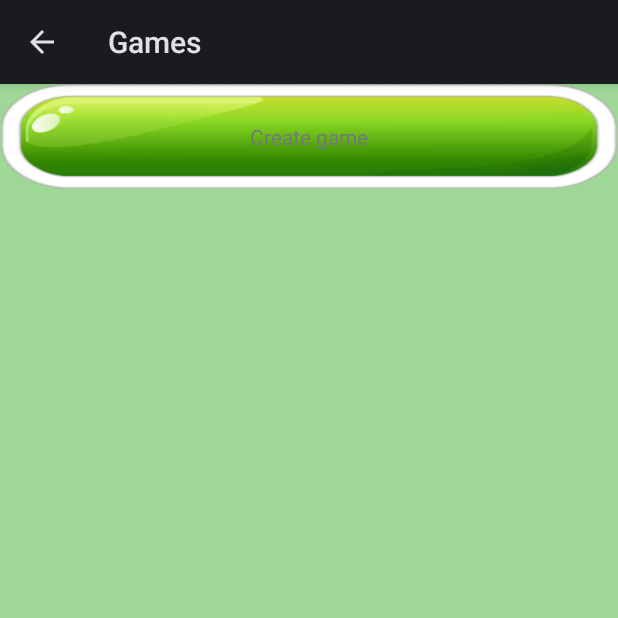
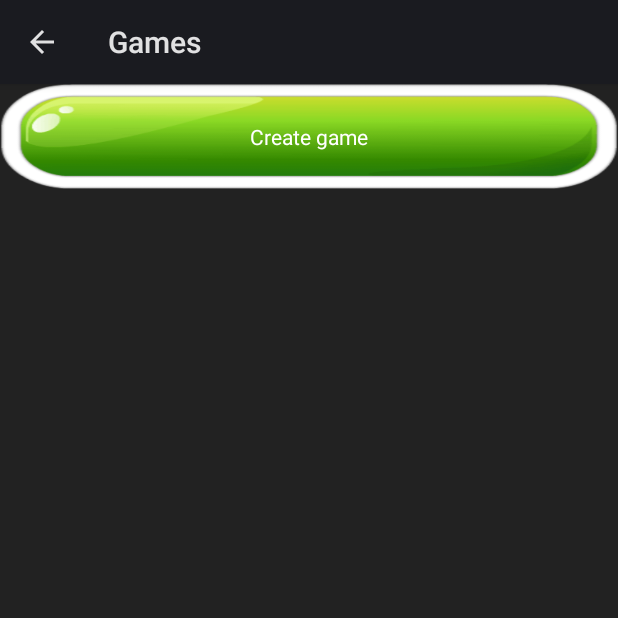
Before and after one commit to Mongolpoly/MyApplication, an Android app: the ListGames screen opened directly, with no data from a screen before it, on a phone screen of 412 x 824 dp, the top half of it. Run offline under Robolectric (Android 15) with nearby library versions, the phone set to English and light mode, and no system bars; 1 statement that could not run was skipped.

Commit message:
Layout changes

```diff
--- a/app/src/main/res/layout/activity_custom_list.xml
+++ b/app/src/main/res/layout/activity_custom_list.xml
@@ -12,7 +12,9 @@
         android:id="@+id/numsala"
         android:layout_width="wrap_content"
         android:layout_height="wrap_content"
-        android:text="" />
+        android:text=""
+        android:visibility="invisible"
+        android:textColor="@color/white"/>
 
     <TextView
         android:id="@+id/jugadores"
@@ -24,7 +26,8 @@
         android:layout_marginBottom="11dp"
         android:layout_marginEnd="12dp"
         android:layout_marginRight="12dp"
-        android:text="TextView" />
+        android:text="TextView"
+        android:textColor="@color/white"/>
 
     <TextView
         android:id="@+id/sala"
@@ -32,12 +35,14 @@
         android:layout_height="wrap_content"
         android:layout_centerHorizontal="true"
         android:layout_centerVertical="true"
-        android:text="TextView" />
+        android:text="TextView"
+        android:textColor="@color/white"/>
 
     <TextView
         android:id="@+id/idsala"
         android:layout_width="wrap_content"
         android:layout_height="wrap_content"
         android:text="TextView"
-        android:visibility="invisible" />
+        android:visibility="invisible"
+        android:textColor="@color/white"/>
 </RelativeLayout>
--- a/app/src/main/res/layout/activity_list_games.xml
+++ b/app/src/main/res/layout/activity_list_games.xml
@@ -2,7 +2,7 @@
     android:layout_width="match_parent"
     android:layout_height="match_parent"
     android:orientation="vertical"
-    android:background="@color/lightgreen">
+    android:background="@color/grey">
 
     <ListView
         android:id="@+id/list"
--- a/app/src/main/res/values/colors.xml
+++ b/app/src/main/res/values/colors.xml
@@ -12,6 +12,7 @@
     <color name="green">#6ade72</color>
     <color name="white">#FFFFFF</color>
     <color name="black">#000000</color>
+    <color name="grey">#222222</color>
     <color name="listado">#aff4e8</color>
 
 </resources>
--- a/app/src/main/res/values/strings.xml
+++ b/app/src/main/res/values/strings.xml
@@ -40,5 +40,6 @@
     <string name="user_created">User created</string>
     <string name="user_alredy">User alredy exists</string>
     <string name="turn">It\'s your turn</string>
+    <string name="noturn">Waiting for your turn</string>
     <string name="exit">Please press back again to exit</string>
 </resources>
```
Also changed, not shown: app/src/main/java/com/example/java/myapplication/CustomList.java (+6 -1 lines), app/src/main/java/com/example/java/myapplication/Game.java (+36 -29 lines), app/src/main/res/layout/activity_game.xml (+12 -3 lines), app/src/main/res/drawable/joingamebutton.png (added), 8 other files.
